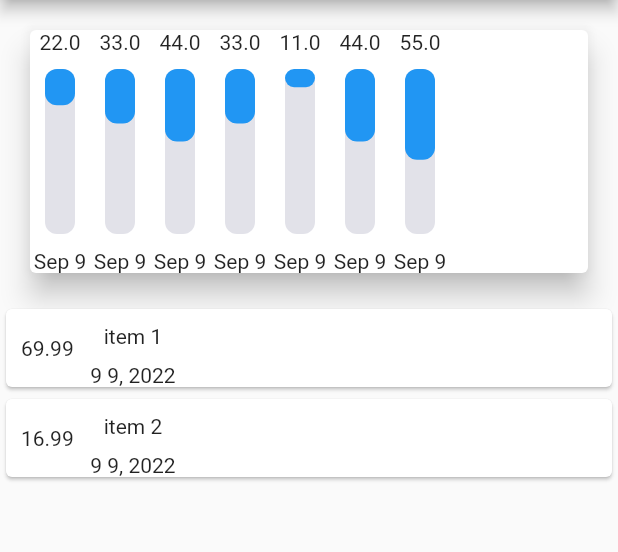
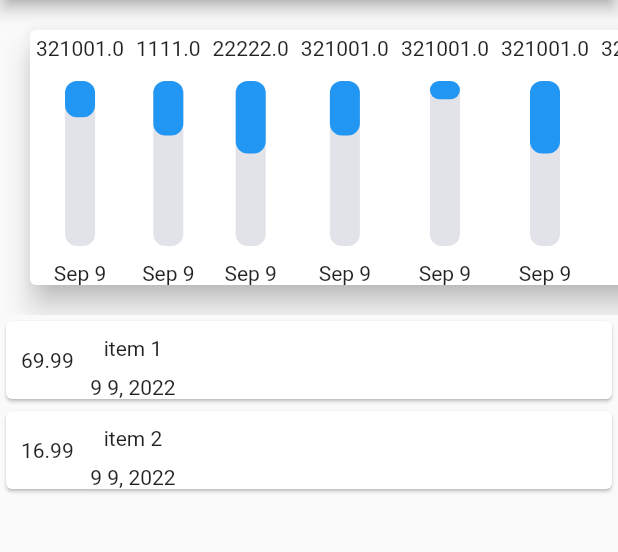
Before and after one commit to Existentio/expenses_accounting_app, a Flutter app: the screen it shows after launch, on a phone screen of 412 x 824 dp, the part 84-636 px from its top. Run offline on Flutter 3.47's test engine with Material 2 defaults, Android fonts, the light colour scheme and no system bars; drawn by our look-alikes of flutter_animation_progress_bar.

Commit message:
1. fix chart autosizing 2. add margins between charts 3. add horizontal scroll view to chart container

```diff
--- a/lib/chart.dart
+++ b/lib/chart.dart
@@ -15,7 +15,12 @@ class Chart extends StatelessWidget {
   Widget build(BuildContext context) {
     return Column(
       children: [
-        Text(progressValue.toString()),
+        Container(
+          margin: EdgeInsets.all(4),
+          child: Text(
+            expenses.toString(),
+          ),
+        ),
         Container(
           width: 20,
           margin: EdgeInsets.all(10),
--- a/lib/chart_container.dart
+++ b/lib/chart_container.dart
@@ -3,46 +3,46 @@ import 'package:flutter/material.dart';
 import 'package:intl/intl.dart';
 
 class ChartContainer extends StatelessWidget {
-
   @override
   Widget build(BuildContext context) {
     return Card(
       margin: EdgeInsets.all(20),
       elevation: 8,
       child: Row(
+        mainAxisAlignment: MainAxisAlignment.center,
         children: [
           Chart(
-            expenses: 2,
+            expenses: 321001,
             progressValue: 22,
             date: DateFormat.MMMd().format(DateTime.now()),
           ),
           Chart(
-            expenses: 2,
+            expenses: 1111,
             progressValue: 33,
             date: DateFormat.MMMd().format(DateTime.now()),
           ),
           Chart(
-            expenses: 2,
+            expenses: 22222,
             progressValue: 44,
             date: DateFormat.MMMd().format(DateTime.now()),
           ),
           Chart(
-            expenses: 2,
+            expenses: 321001,
             progressValue: 33,
             date: DateFormat.MMMd().format(DateTime.now()),
           ),
           Chart(
-            expenses: 2,
+            expenses: 321001,
             progressValue: 11,
             date: DateFormat.MMMd().format(DateTime.now()),
           ),
           Chart(
-            expenses: 2,
+            expenses: 321001,
             progressValue: 44,
             date: DateFormat.MMMd().format(DateTime.now()),
           ),
           Chart(
-            expenses: 2,
+            expenses: 321001,
             progressValue: 55,
             date: DateFormat.MMMd().format(DateTime.now()),
           ),
--- a/lib/main.dart
+++ b/lib/main.dart
@@ -17,11 +17,7 @@ class MyApp extends StatelessWidget {
 
 class MyHomePage extends StatelessWidget {
   final List<Transaction> transactions = [
-    Transaction(
-        id: 't1',
-        title: 'item 1',
-        amount: 69.99,
-        date: DateTime.now()),
+    Transaction(id: 't1', title: 'item 1', amount: 69.99, date: DateTime.now()),
     Transaction(id: 't2', title: 'item 2', amount: 16.99, date: DateTime.now())
   ];
 
@@ -34,7 +30,11 @@ class MyHomePage extends StatelessWidget {
       body: Column(
         // crossAxisAlignment: CrossAxisAlignment.center,
         children: <Widget>[
-          ChartContainer(),
+          SingleChildScrollView(
+            child:  ChartContainer(),
+            scrollDirection: Axis.horizontal,
+          )
+         ,
           TransactionItem(transactions),
         ],
       ),
```
